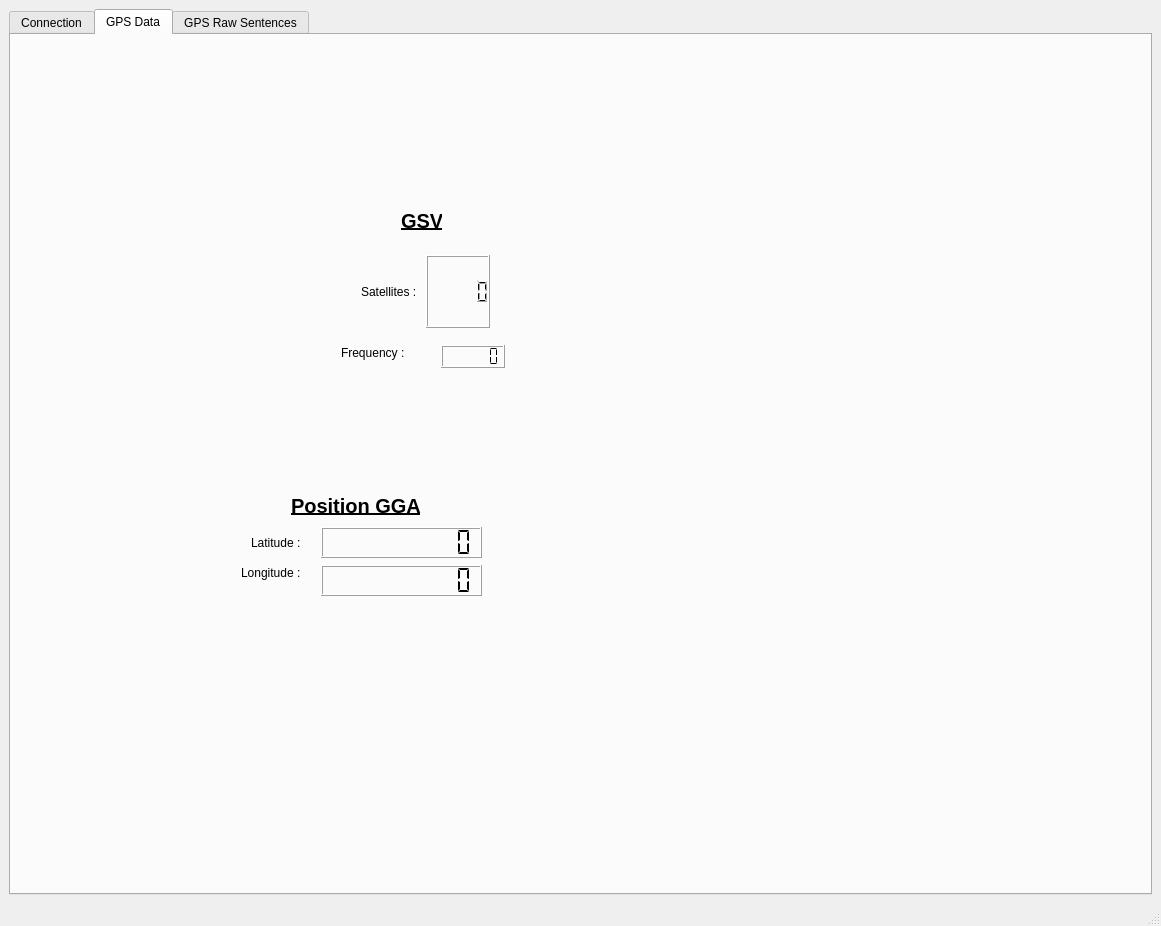
Old version of the form ui/gps_data_displayer.ui in the repository Kupofty/NMEA_Center.
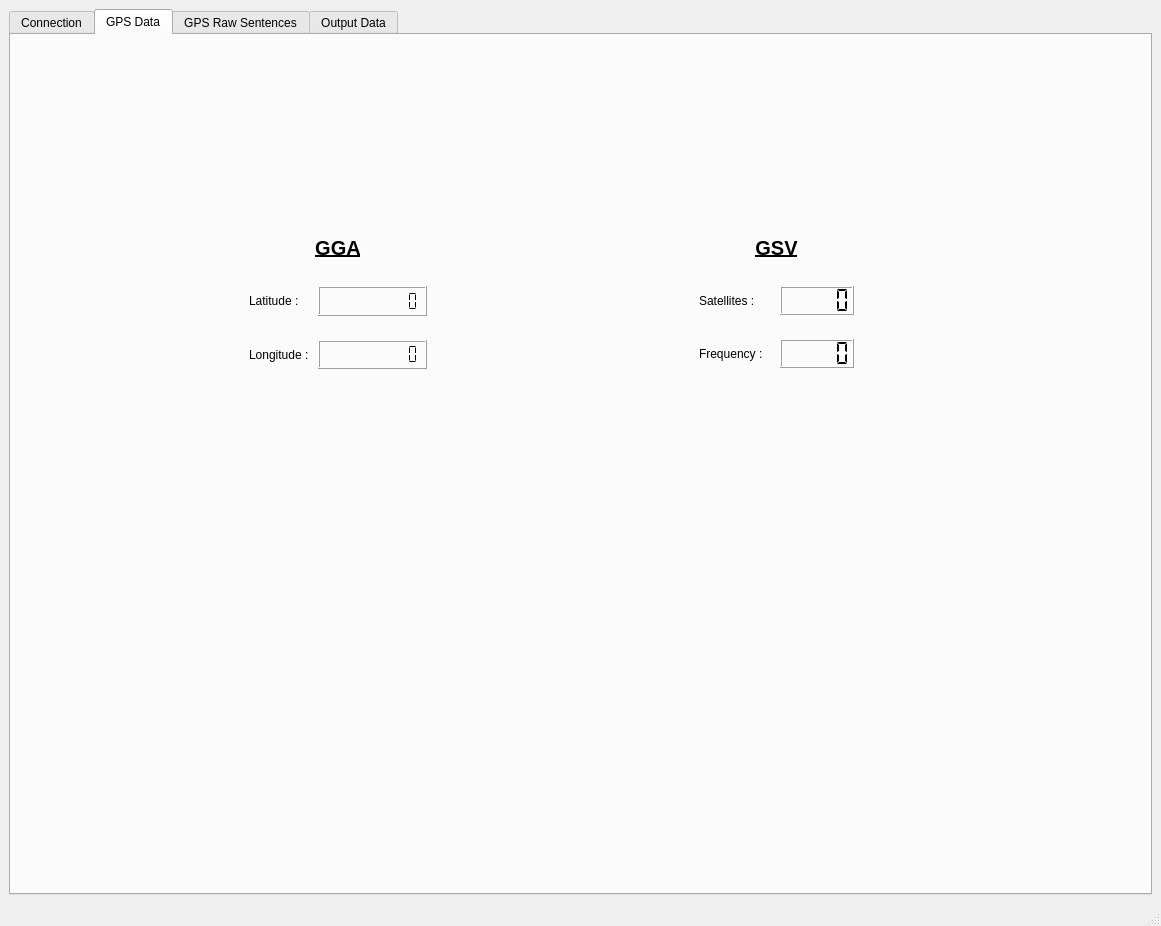
New version of the form. The open tabs and pages were chosen to show the change. Icons and pictures are not drawn.

Commit message: add UDP output option

Diff of the .ui file:
```diff
--- a/ui/gps_data_displayer.ui
+++ b/ui/gps_data_displayer.ui
@@ -230,23 +230,162 @@
        <widget class="QWidget" name="layoutWidget">
         <property name="geometry">
          <rect>
-          <x>350</x>
-          <y>220</y>
-          <width>129</width>
-          <height>73</height>
+          <x>220</x>
+          <y>180</y>
+          <width>214</width>
+          <height>172</height>
          </rect>
         </property>
         <layout class="QVBoxLayout" name="verticalLayout_9">
          <property name="leftMargin">
-          <number>0</number>
+          <number>9</number>
          </property>
+         <property name="topMargin">
+          <number>9</number>
+         </property>
+         <property name="rightMargin">
+          <number>9</number>
+         </property>
+         <property name="bottomMargin">
+          <number>9</number>
+         </property>
+         <item>
+          <widget class="QLabel" name="label_10">
+           <property name="font">
+            <font>
+             <pointsize>15</pointsize>
+             <bold>true</bold>
+             <underline>true</underline>
+            </font>
+           </property>
+           <property name="text">
+            <string>GGA</string>
+           </property>
+           <property name="alignment">
+            <set>Qt::AlignmentFlag::AlignCenter</set>
+           </property>
+          </widget>
+         </item>
+         <item>
+          <layout class="QHBoxLayout" name="horizontalLayout_6">
+           <property name="leftMargin">
+            <number>9</number>
+           </property>
+           <property name="topMargin">
+            <number>9</number>
+           </property>
+           <property name="rightMargin">
+            <number>9</number>
+           </property>
+           <property name="bottomMargin">
+            <number>9</number>
+           </property>
+           <item>
+            <widget class="QLabel" name="label_11">
+             <property name="text">
+              <string>Latitude :</string>
+             </property>
+            </widget>
+           </item>
+           <item>
+            <widget class="QLCDNumber" name="lcdNumber_latitude">
+             <property name="digitCount">
+              <number>10</number>
+             </property>
+             <property name="segmentStyle">
+              <enum>QLCDNumber::SegmentStyle::Flat</enum>
+             </property>
+            </widget>
+           </item>
+          </layout>
+         </item>
+         <item>
+          <layout class="QHBoxLayout" name="horizontalLayout_7">
+           <property name="leftMargin">
+            <number>9</number>
+           </property>
+           <property name="topMargin">
+            <number>9</number>
+           </property>
+           <property name="rightMargin">
+            <number>9</number>
+           </property>
+           <property name="bottomMargin">
+            <number>9</number>
+           </property>
+           <item>
+            <widget class="QLabel" name="label_12">
+             <property name="text">
+              <string>Longitude : </string>
+             </property>
+            </widget>
+           </item>
+           <item>
+            <widget class="QLCDNumber" name="lcdNumber_longitude">
+             <property name="digitCount">
+              <number>10</number>
+             </property>
+             <property name="segmentStyle">
+              <enum>QLCDNumber::SegmentStyle::Flat</enum>
+             </property>
+            </widget>
+           </item>
+          </layout>
+         </item>
+        </layout>
+       </widget>
+       <widget class="QWidget" name="verticalLayoutWidget_2">
+        <property name="geometry">
+         <rect>
+          <x>670</x>
+          <y>180</y>
+          <width>191</width>
+          <height>171</height>
+         </rect>
+        </property>
+        <layout class="QVBoxLayout" name="verticalLayout_14">
+         <property name="leftMargin">
+          <number>9</number>
+         </property>
+         <property name="topMargin">
+          <number>9</number>
+         </property>
+         <property name="rightMargin">
+          <number>9</number>
+         </property>
+         <property name="bottomMargin">
+          <number>9</number>
+         </property>
+         <item>
+          <widget class="QLabel" name="label_14">
+           <property name="font">
+            <font>
+             <pointsize>15</pointsize>
+             <bold>true</bold>
+             <underline>true</underline>
+            </font>
+           </property>
+           <property name="text">
+            <string>GSV</string>
+           </property>
+           <property name="alignment">
+            <set>Qt::AlignmentFlag::AlignCenter</set>
+           </property>
+          </widget>
+         </item>
          <item>
           <layout class="QHBoxLayout" name="horizontalLayout_4">
            <property name="leftMargin">
-            <number>0</number>
+            <number>9</number>
            </property>
            <property name="topMargin">
-            <number>0</number>
+            <number>9</number>
+           </property>
+           <property name="rightMargin">
+            <number>9</number>
+           </property>
+           <property name="bottomMargin">
+            <number>9</number>
            </property>
            <item>
             <widget class="QLabel" name="label_9">
@@ -256,142 +395,55 @@
             </widget>
            </item>
            <item>
-            <widget class="QLCDNumber" name="lcdNumber_satellitesInView"/>
+            <widget class="QLCDNumber" name="lcdNumber_satellitesInView">
+             <property name="segmentStyle">
+              <enum>QLCDNumber::SegmentStyle::Flat</enum>
+             </property>
+            </widget>
+           </item>
+          </layout>
+         </item>
+         <item>
+          <layout class="QHBoxLayout" name="horizontalLayout_8">
+           <property name="leftMargin">
+            <number>9</number>
+           </property>
+           <property name="topMargin">
+            <number>9</number>
+           </property>
+           <property name="rightMargin">
+            <number>9</number>
+           </property>
+           <property name="bottomMargin">
+            <number>9</number>
+           </property>
+           <item>
+            <widget class="QLabel" name="label_13">
+             <property name="text">
+              <string>Frequency :</string>
+             </property>
+            </widget>
+           </item>
+           <item>
+            <widget class="QLCDNumber" name="lcdNumber_frequency_satellites">
+             <property name="frameShadow">
+              <enum>QFrame::Shadow::Raised</enum>
+             </property>
+             <property name="smallDecimalPoint">
+              <bool>false</bool>
+             </property>
+             <property name="digitCount">
+              <number>5</number>
+             </property>
+             <property name="segmentStyle">
+              <enum>QLCDNumber::SegmentStyle::Flat</enum>
+             </property>
+            </widget>
            </item>
           </layout>
          </item>
         </layout>
        </widget>
-       <widget class="QLabel" name="label_10">
-        <property name="geometry">
-         <rect>
-          <x>280</x>
-          <y>455</y>
-          <width>141</width>
-          <height>31</height>
-         </rect>
-        </property>
-        <property name="font">
-         <font>
-          <pointsize>15</pointsize>
-          <bold>true</bold>
-          <underline>true</underline>
-         </font>
-        </property>
-        <property name="text">
-         <string>Position GGA</string>
-        </property>
-       </widget>
-       <widget class="QLabel" name="label_11">
-        <property name="geometry">
-         <rect>
-          <x>240</x>
-          <y>500</y>
-          <width>49</width>
-          <height>16</height>
-         </rect>
-        </property>
-        <property name="text">
-         <string>Latitude :</string>
-        </property>
-       </widget>
-       <widget class="QLabel" name="label_12">
-        <property name="geometry">
-         <rect>
-          <x>230</x>
-          <y>530</y>
-          <width>71</width>
-          <height>16</height>
-         </rect>
-        </property>
-        <property name="text">
-         <string>Longitude : </string>
-        </property>
-       </widget>
-       <widget class="QLCDNumber" name="lcdNumber_latitude">
-        <property name="geometry">
-         <rect>
-          <x>310</x>
-          <y>492</y>
-          <width>161</width>
-          <height>31</height>
-         </rect>
-        </property>
-        <property name="digitCount">
-         <number>10</number>
-        </property>
-        <property name="segmentStyle">
-         <enum>QLCDNumber::SegmentStyle::Flat</enum>
-        </property>
-       </widget>
-       <widget class="QLCDNumber" name="lcdNumber_longitude">
-        <property name="geometry">
-         <rect>
-          <x>310</x>
-          <y>530</y>
-          <width>161</width>
-          <height>31</height>
-         </rect>
-        </property>
-        <property name="digitCount">
-         <number>10</number>
-        </property>
-        <property name="segmentStyle">
-         <enum>QLCDNumber::SegmentStyle::Flat</enum>
-        </property>
-       </widget>
-       <widget class="QLabel" name="label_13">
-        <property name="geometry">
-         <rect>
-          <x>330</x>
-          <y>310</y>
-          <width>81</width>
-          <height>16</height>
-         </rect>
-        </property>
-        <property name="text">
-         <string>Frequency :</string>
-        </property>
-       </widget>
-       <widget class="QLCDNumber" name="lcdNumber_frequency_satellites">
-        <property name="geometry">
-         <rect>
-          <x>430</x>
-          <y>310</y>
-          <width>64</width>
-          <height>23</height>
-         </rect>
-        </property>
-        <property name="smallDecimalPoint">
-         <bool>true</bool>
-        </property>
-        <property name="digitCount">
-         <number>5</number>
-        </property>
-        <property name="segmentStyle">
-         <enum>QLCDNumber::SegmentStyle::Flat</enum>
-        </property>
-       </widget>
-       <widget class="QLabel" name="label_14">
-        <property name="geometry">
-         <rect>
-          <x>390</x>
-          <y>170</y>
-          <width>41</width>
-          <height>31</height>
-         </rect>
-        </property>
-        <property name="font">
-         <font>
-          <pointsize>15</pointsize>
-          <bold>true</bold>
-          <underline>true</underline>
-         </font>
-        </property>
-        <property name="text">
-         <string>GSV</string>
-        </property>
-       </widget>
       </widget>
       <widget class="QWidget" name="tab_gps_raw_data">
        <attribute name="title">
@@ -745,6 +797,196 @@
         </item>
        </layout>
       </widget>
+      <widget class="QWidget" name="tab_output_data">
+       <attribute name="title">
+        <string>Output Data</string>
+       </attribute>
+       <widget class="QFrame" name="verticalFrame_udp_output">
+        <property name="geometry">
+         <rect>
+          <x>70</x>
+          <y>160</y>
+          <width>221</width>
+          <height>461</height>
+         </rect>
+        </property>
+        <property name="frameShape">
+         <enum>QFrame::Shape::StyledPanel</enum>
+        </property>
+        <layout class="QVBoxLayout" name="verticalLayout_10">
+         <property name="leftMargin">
+          <number>9</number>
+         </property>
+         <property name="topMargin">
+          <number>9</number>
+         </property>
+         <property name="rightMargin">
+          <number>9</number>
+         </property>
+         <property name="bottomMargin">
+          <number>9</number>
+         </property>
+         <item>
+          <widget class="QLabel" name="label_16">
+           <property name="font">
+            <font>
+             <pointsize>15</pointsize>
+             <bold>true</bold>
+             <underline>true</underline>
+            </font>
+           </property>
+           <property name="text">
+            <string>UDP Output</string>
+           </property>
+           <property name="alignment">
+            <set>Qt::AlignmentFlag::AlignCenter</set>
+           </property>
+          </widget>
+         </item>
+         <item>
+          <layout class="QHBoxLayout" name="horizontalLayout_3">
+           <property name="leftMargin">
+            <number>9</number>
+           </property>
+           <property name="topMargin">
+            <number>9</number>
+           </property>
+           <property name="rightMargin">
+            <number>9</number>
+           </property>
+           <property name="bottomMargin">
+            <number>9</number>
+           </property>
+           <item>
+            <widget class="QLabel" name="label_15">
+             <property name="text">
+              <string>Port :</string>
+             </property>
+             <property name="alignment">
+              <set>Qt::AlignmentFlag::AlignCenter</set>
+             </property>
+            </widget>
+           </item>
+           <item>
+            <widget class="QSpinBox" name="spinBox">
+             <property name="maximum">
+              <number>99999</number>
+             </property>
+             <property name="value">
+              <number>1024</number>
+             </property>
+            </widget>
+           </item>
+          </layout>
+         </item>
+         <item>
+          <widget class="Line" name="line">
+           <property name="orientation">
+            <enum>Qt::Orientation::Horizontal</enum>
+           </property>
+          </widget>
+         </item>
+         <item>
+          <layout class="QGridLayout" name="gridLayout_4">
+           <property name="leftMargin">
+            <number>9</number>
+           </property>
+           <property name="topMargin">
+            <number>9</number>
+           </property>
+           <property name="rightMargin">
+            <number>9</number>
+           </property>
+           <property name="bottomMargin">
+            <number>9</number>
+           </property>
+           <item row="6" column="0">
+            <widget class="QCheckBox" name="checkBox_udp_output_others">
+             <property name="text">
+              <string>Others</string>
+             </property>
+            </widget>
+           </item>
+           <item row="0" column="0">
+            <widget class="QCheckBox" name="checkBox_udp_output_gga">
+             <property name="text">
+              <string>GGA</string>
+             </property>
+            </widget>
+           </item>
+           <item row="1" column="0">
+            <widget class="QCheckBox" name="checkBox_udp_output_rmc">
+             <property name="text">
+              <string>RMC</string>
+             </property>
+            </widget>
+           </item>
+           <item row="3" column="0">
+            <widget class="QCheckBox" name="checkBox_udp_output_gll">
+             <property name="text">
+              <string>GLL</string>
+             </property>
+            </widget>
+           </item>
+           <item row="0" column="1">
+            <widget class="QCheckBox" name="checkBox_udp_output_gsv">
+             <property name="text">
+              <string>GSV</string>
+             </property>
+            </widget>
+           </item>
+           <item row="1" column="1">
+            <widget class="QCheckBox" name="checkBox_udp_output_gsa">
+             <property name="text">
+              <string>GSA</string>
+             </property>
+            </widget>
+           </item>
+           <item row="3" column="1">
+            <widget class="QCheckBox" name="checkBox_udp_output_vtg">
+             <property name="text">
+              <string>VTG</string>
+             </property>
+            </widget>
+           </item>
+          </layout>
+         </item>
+         <item>
+          <widget class="Line" name="line_2">
+           <property name="orientation">
+            <enum>Qt::Orientation::Horizontal</enum>
+           </property>
+          </widget>
+         </item>
+         <item>
+          <widget class="QFrame" name="horizontalFrame_2">
+           <property name="sizePolicy">
+            <sizepolicy hsizetype="Preferred" vsizetype="Maximum">
+             <horstretch>0</horstretch>
+             <verstretch>0</verstretch>
+            </sizepolicy>
+           </property>
+           <layout class="QHBoxLayout" name="horizontalLayout_5">
+            <item>
+             <widget class="QPushButton" name="pushButton_check_all_udp_output">
+              <property name="text">
+               <string>Check All</string>
+              </property>
+             </widget>
+            </item>
+            <item>
+             <widget class="QPushButton" name="pushButtonuncheck_all_udp_output">
+              <property name="text">
+               <string>Uncheck All</string>
+              </property>
+             </widget>
+            </item>
+           </layout>
+          </widget>
+         </item>
+        </layout>
+       </widget>
+      </widget>
      </widget>
     </item>
    </layout>
```
Left out of the diff: 474 changed lines with no effect on the pictures. The commit also changes 5 other files.
